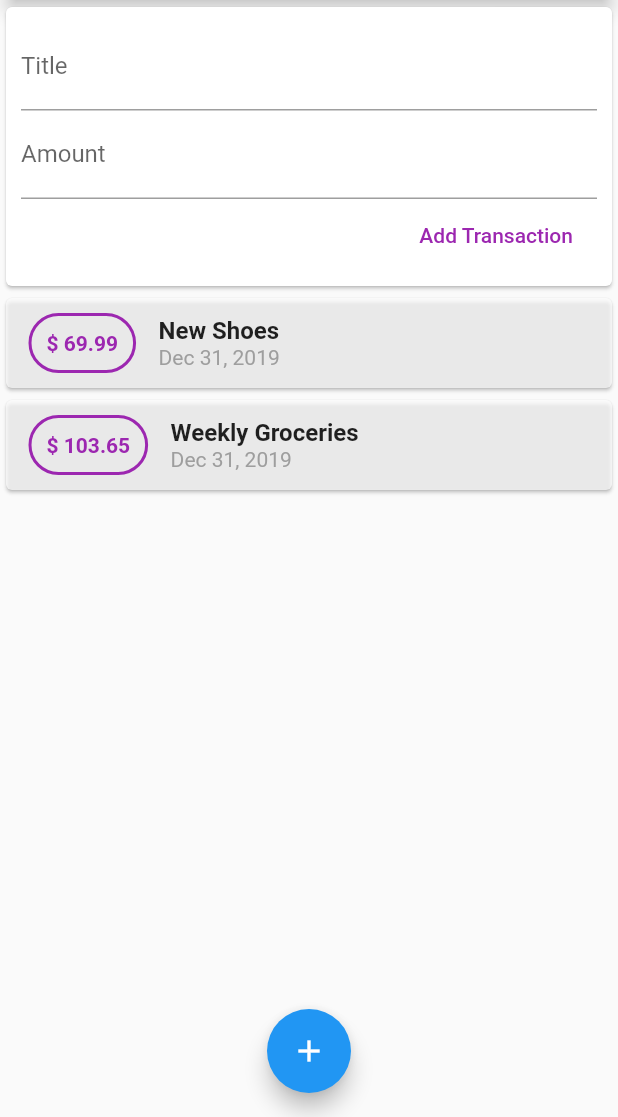
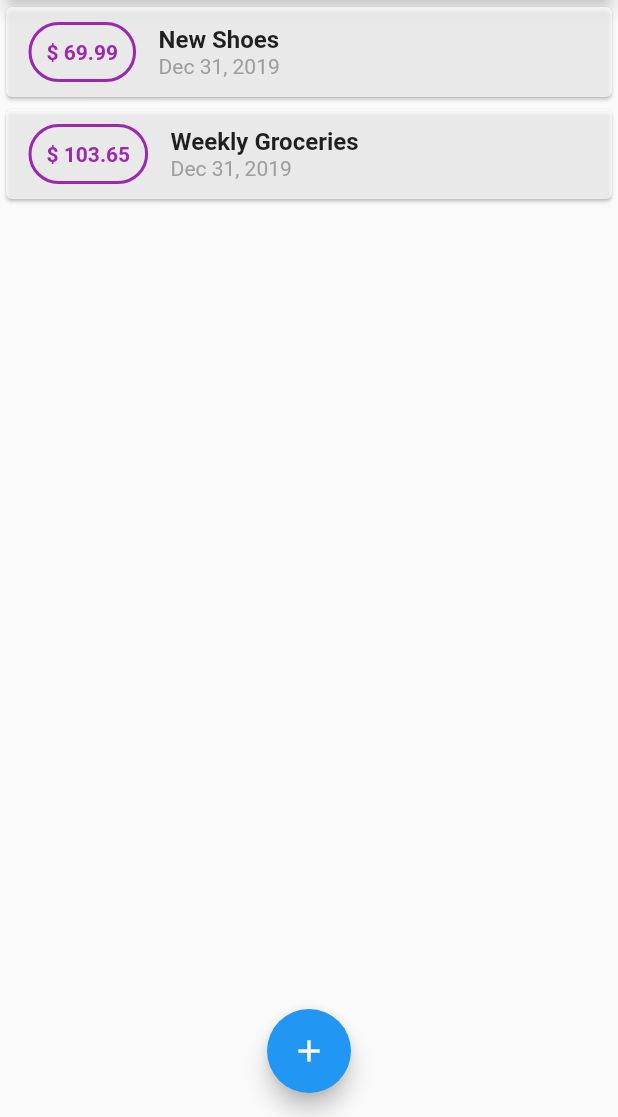
Before and after one commit to jdesfon/FLUTTER_courses, a Flutter app: the screen it shows after launch, on a phone screen of 412 x 824 dp, the part 119-1236 px from its top. Run offline on Flutter 3.47's test engine with Material 2 defaults, Android fonts, the phone set to English and light mode, and no system bars.

Commit message:
feat: insert addNewTransaction form into a modal bottom sheet

```diff
--- a/expenses_app/lib/main.dart
+++ b/expenses_app/lib/main.dart
@@ -1,5 +1,7 @@
-import 'package:expenses_app/widgets/user_transactions.dart';
+import 'package:expenses_app/widgets/new_transaction.dart';
+import 'package:expenses_app/widgets/transaction_list.dart';
 import 'package:flutter/material.dart';
+import './models/transaction.dart';
 
 void main() => runApp(MyApp());
 
@@ -13,7 +15,52 @@ class MyApp extends StatelessWidget {
   }
 }
 
-class MyHomePage extends StatelessWidget {
+class MyHomePage extends StatefulWidget {
+  @override
+  _MyHomePageState createState() => _MyHomePageState();
+}
+
+class _MyHomePageState extends State<MyHomePage> {
+  final List<Transaction> _userTransactions = [
+    Transaction(
+      id: 't1',
+      title: 'New Shoes',
+      amount: 69.99,
+      date: DateTime.now(),
+    ),
+    Transaction(
+      id: 't2',
+      title: 'Weekly Groceries',
+      amount: 103.65,
+      date: DateTime.now(),
+    ),
+  ];
+
+  void _addNewTransaction(String title, double amount) {
+    final newTx = Transaction(
+      title: title,
+      amount: amount,
+      date: DateTime.now(),
+      id: DateTime.now().toString(),
+    );
+
+    setState(() {
+      _userTransactions.add(newTx);
+    });
+  }
+
+  void _startAddNewTransaction(ctx) {
+    showModalBottomSheet(
+        context: ctx,
+        builder: (_) {
+          return GestureDetector(
+            onTap: () {},
+            child: NewTransaction(_addNewTransaction),
+            behavior: HitTestBehavior.opaque,
+          );
+        });
+  }
+
   @override
   Widget build(BuildContext context) {
     return Scaffold(
@@ -22,7 +69,7 @@ class MyHomePage extends StatelessWidget {
         actions: <Widget>[
           IconButton(
             icon: Icon(Icons.add),
-            onPressed: () {},
+            onPressed: () => _startAddNewTransaction(context),
           )
         ],
       ),
@@ -38,14 +85,16 @@ class MyHomePage extends StatelessWidget {
                 color: Colors.blue,
               ),
             ),
-            UserTransaction()
+            TransactionList(_userTransactions),
           ],
         ),
       ),
       floatingActionButtonLocation: FloatingActionButtonLocation.centerFloat,
       floatingActionButton: FloatingActionButton(
         child: Icon(Icons.add),
-        onPressed: () {},
+        onPressed: () {
+          return _startAddNewTransaction(context);
+        },
       ),
     );
   }
--- a/expenses_app/lib/widgets/user_transactions.dart
+++ /dev/null
@@ -1,51 +0,0 @@
-import 'package:flutter/material.dart';
-import 'package:flutter/widgets.dart';
-import './new_transaction.dart';
-import './transaction_list.dart';
-
-import '../models/transaction.dart';
-
-class UserTransaction extends StatefulWidget {
-  @override
-  _UserTransactionState createState() => _UserTransactionState();
-}
-
-class _UserTransactionState extends State<UserTransaction> {
-  final List<Transaction> _userTransactions = [
-    Transaction(
-      id: 't1',
-      title: 'New Shoes',
-      amount: 69.99,
-      date: DateTime.now(),
-    ),
-    Transaction(
-      id: 't2',
-      title: 'Weekly Groceries',
-      amount: 103.65,
-      date: DateTime.now(),
-    ),
-  ];
-
-  void _addNewTransaction(String title, double amount) {
-    final newTx = Transaction(
-      title: title,
-      amount: amount,
-      date: DateTime.now(),
-      id: DateTime.now().toString(),
-    );
-
-    setState(() {
-      _userTransactions.add(newTx);
-    });
-  }
-
-  @override
-  Widget build(BuildContext context) {
-    return Column(
-      children: <Widget>[
-        NewTransaction(_addNewTransaction),
-        TransactionList(_userTransactions),
-      ],
-    );
-  }
-}
```
